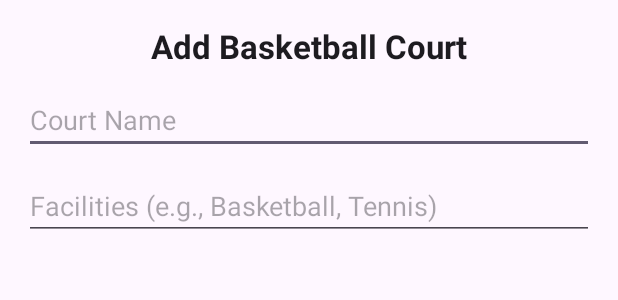
After one commit to za6200/CourtMaster, an Android app: the layout court_info.xml on its own in the app's theme, with its tools: preview values and no code run, on a phone screen of 412 x 824 dp. The commit adds this screen. Shown: the top 300 px of the screen. Run offline under Robolectric (Android 15) with nearby library versions, the phone set to English and light mode, and no system bars.

Commit message:
finished adding a new Court

```diff
--- a/app/src/main/java/com/example/courtmaster/FBRef.java
+++ b/app/src/main/java/com/example/courtmaster/FBRef.java
@@ -14,6 +14,7 @@ public class FBRef {
     public static FirebaseDatabase FBDB = FirebaseDatabase.getInstance();
     public static DatabaseReference refUsers = FBDB.getReference("Users");
     public static DatabaseReference refTrainingPrograms = FBDB.getReference("TrainingPrograms");
+    public static DatabaseReference refCourts = FBDB.getReference("Courts");
     public static DatabaseReference refTasks;
     public static DatabaseReference refDoneTasks;
 
--- a/app/src/main/java/com/example/courtmaster/Personal_Program.java
+++ b/app/src/main/java/com/example/courtmaster/Personal_Program.java
@@ -82,9 +82,9 @@ public class Personal_Program extends AppCompatActivity implements AdapterView.O
 
     private void loadCurrentUser() {
         String currentUid = FirebaseAuth.getInstance().getCurrentUser().getUid();
-        DatabaseReference userRef = FirebaseDatabase.getInstance().getReference("Users").child(currentUid);
+        DatabaseReference refUsers = FirebaseDatabase.getInstance().getReference("Users").child(currentUid);
 
-        userRef.addListenerForSingleValueEvent(new ValueEventListener() {
+        refUsers.addListenerForSingleValueEvent(new ValueEventListener() {
             @Override
             public void onDataChange(@NonNull DataSnapshot snapshot) {
                 User user;
@@ -102,7 +102,7 @@ public class Personal_Program extends AppCompatActivity implements AdapterView.O
 
                 user.getPrograms().add(PersonalProgram);
 
-                userRef.setValue(user).addOnCompleteListener(task -> {
+                refUsers.setValue(user).addOnCompleteListener(task -> {
                     if (task.isSuccessful()) {
                         showAlertDialog("Program added to user successfully!");
                     } else {
--- /dev/null
+++ b/app/src/main/res/layout/court_info.xml
@@ -0,0 +1,41 @@
+<?xml version="1.0" encoding="utf-8"?>
+<androidx.constraintlayout.widget.ConstraintLayout
+    xmlns:android="http://schemas.android.com/apk/res/android"
+    xmlns:app="http://schemas.android.com/apk/res-auto"
+    android:layout_width="match_parent"
+    android:layout_height="wrap_content"
+    android:padding="16dp">
+
+    <TextView
+        android:id="@+id/tvDialogTitle"
+        android:layout_width="0dp"
+        android:layout_height="wrap_content"
+        android:text="Add Basketball Court"
+        android:textAppearance="?android:attr/textAppearanceLarge"
+        android:textStyle="bold"
+        android:gravity="center"
+        app:layout_constraintTop_toTopOf="parent"
+        app:layout_constraintStart_toStartOf="parent"
+        app:layout_constraintEnd_toEndOf="parent"/>
+
+    <EditText
+        android:id="@+id/etCourtName"
+        android:layout_width="0dp"
+        android:layout_height="wrap_content"
+        android:hint="Court Name"
+        app:layout_constraintTop_toBottomOf="@id/tvDialogTitle"
+        app:layout_constraintStart_toStartOf="parent"
+        app:layout_constraintEnd_toEndOf="parent"
+        android:layout_marginTop="12dp"/>
+
+    <EditText
+        android:id="@+id/etFacilities"
+        android:layout_width="0dp"
+        android:layout_height="wrap_content"
+        android:hint="Facilities (e.g., Basketball, Tennis)"
+        app:layout_constraintTop_toBottomOf="@id/etCourtName"
+        app:layout_constraintStart_toStartOf="parent"
+        app:layout_constraintEnd_toEndOf="parent"
+        android:layout_marginTop="12dp"/>
+
+</androidx.constraintlayout.widget.ConstraintLayout>
```
Also changed, not shown: app/src/main/java/com/example/courtmaster/Built_In_Programs.java (+3 -8 lines), app/src/main/java/com/example/courtmaster/Court.java (added, +61 -0 lines), app/src/main/java/com/example/courtmaster/My_Programs.java (+4 -8 lines), app/src/main/java/com/example/courtmaster/Show_Program.java (+18 -4 lines), app/src/main/java/com/example/courtmaster/Sign_Places.java (+89 -13 lines), app/src/main/res/layout/activity_sign_places.xml (+40 -5 lines).
